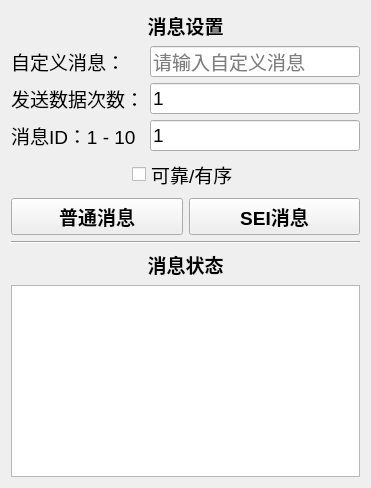
tencentyun/TRTCSDK, file Windows/QTDemo/src/TestCustomMessage/TestCustomMessageDialog.ui: the form before one commit.
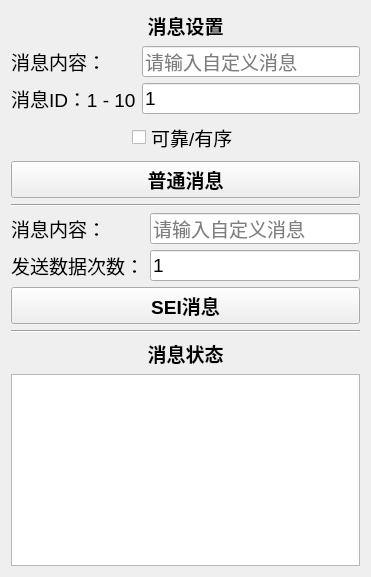
The form after the commit.

The edit to the form file:
```diff
--- a/Windows/QTDemo/src/TestCustomMessage/TestCustomMessageDialog.ui
+++ b/Windows/QTDemo/src/TestCustomMessage/TestCustomMessageDialog.ui
@@ -7,7 +7,7 @@
     <x>0</x>
     <y>0</y>
     <width>371</width>
-    <height>439</height>
+    <height>507</height>
    </rect>
   </property>
   <property name="windowTitle">
@@ -45,6 +45,21 @@
    </item>
    <item>
     <layout class="QGridLayout" name="gridLayout">
+     <item row="0" column="1">
+      <widget class="QLineEdit" name="lineEditCmdMsg">
+       <property name="font">
+        <font>
+         <pointsize>14</pointsize>
+        </font>
+       </property>
+       <property name="text">
+        <string notr="true"/>
+       </property>
+       <property name="placeholderText">
+        <string>请输入自定义消息</string>
+       </property>
+      </widget>
+     </item>
      <item row="0" column="0">
       <widget class="QLabel" name="label">
        <property name="font">
@@ -53,64 +68,7 @@
         </font>
        </property>
        <property name="text">
-        <string>自定义消息：</string>
-       </property>
-       <property name="alignment">
-        <set>Qt::AlignLeading|Qt::AlignLeft|Qt::AlignVCenter</set>
-       </property>
-      </widget>
-     </item>
-     <item row="0" column="1">
-      <widget class="QLineEdit" name="lineEditMsg">
-       <property name="font">
-        <font>
-         <pointsize>14</pointsize>
-        </font>
-       </property>
-       <property name="placeholderText">
-        <string>请输入自定义消息</string>
-       </property>
-      </widget>
-     </item>
-     <item row="1" column="0">
-      <widget class="QLabel" name="label_3">
-       <property name="font">
-        <font>
-         <pointsize>14</pointsize>
-        </font>
-       </property>
-       <property name="text">
-        <string>发送数据次数：</string>
-       </property>
-       <property name="alignment">
-        <set>Qt::AlignLeading|Qt::AlignLeft|Qt::AlignVCenter</set>
-       </property>
-      </widget>
-     </item>
-     <item row="1" column="1">
-      <widget class="QLineEdit" name="lineEditRepeatCount">
-       <property name="font">
-        <font>
-         <pointsize>14</pointsize>
-        </font>
-       </property>
-       <property name="text">
-        <string>1</string>
-       </property>
-       <property name="placeholderText">
-        <string>请输入发送次数</string>
-       </property>
-      </widget>
-     </item>
-     <item row="2" column="0">
-      <widget class="QLabel" name="label_2">
-       <property name="font">
-        <font>
-         <pointsize>14</pointsize>
-        </font>
-       </property>
-       <property name="text">
-        <string>消息ID：1 - 10</string>
+        <string>消息内容：</string>
        </property>
        <property name="alignment">
         <set>Qt::AlignLeading|Qt::AlignLeft|Qt::AlignVCenter</set>
@@ -125,13 +83,28 @@
         </font>
        </property>
        <property name="text">
-        <string>1</string>
+        <string notr="true">1</string>
        </property>
        <property name="placeholderText">
         <string>请输入消息ID</string>
        </property>
       </widget>
      </item>
+     <item row="2" column="0">
+      <widget class="QLabel" name="label_2">
+       <property name="font">
+        <font>
+         <pointsize>14</pointsize>
+        </font>
+       </property>
+       <property name="text">
+        <string>消息ID：1 - 10</string>
+       </property>
+       <property name="alignment">
+        <set>Qt::AlignLeading|Qt::AlignLeft|Qt::AlignVCenter</set>
+       </property>
+      </widget>
+     </item>
     </layout>
    </item>
    <item>
@@ -177,8 +150,6 @@
     </layout>
    </item>
    <item>
-    <layout class="QHBoxLayout" name="horizontalLayout_2">
-     <item>
       <widget class="QPushButton" name="pushButtonSendCmdMsg">
        <property name="sizePolicy">
         <sizepolicy hsizetype="Preferred" vsizetype="Fixed">
@@ -201,6 +172,71 @@
        </property>
       </widget>
      </item>
+   <item>
+    <widget class="Line" name="line_2">
+     <property name="orientation">
+      <enum>Qt::Horizontal</enum>
+     </property>
+    </widget>
+   </item>
+   <item>
+    <layout class="QGridLayout" name="gridLayout_2">
+     <item row="1" column="0">
+      <widget class="QLabel" name="label_3">
+       <property name="font">
+        <font>
+         <pointsize>14</pointsize>
+        </font>
+       </property>
+       <property name="text">
+        <string>发送数据次数：</string>
+       </property>
+       <property name="alignment">
+        <set>Qt::AlignLeading|Qt::AlignLeft|Qt::AlignVCenter</set>
+       </property>
+      </widget>
+     </item>
+     <item row="1" column="1">
+      <widget class="QLineEdit" name="lineEditRepeatCount">
+       <property name="font">
+        <font>
+         <pointsize>14</pointsize>
+        </font>
+       </property>
+       <property name="text">
+        <string notr="true">1</string>
+       </property>
+       <property name="placeholderText">
+        <string>请输入发送次数</string>
+       </property>
+      </widget>
+     </item>
+     <item row="0" column="0">
+      <widget class="QLabel" name="label_6">
+       <property name="font">
+        <font>
+         <pointsize>14</pointsize>
+        </font>
+       </property>
+       <property name="text">
+        <string>消息内容：</string>
+       </property>
+      </widget>
+     </item>
+     <item row="0" column="1">
+      <widget class="QLineEdit" name="lineEditSEIMsg">
+       <property name="font">
+        <font>
+         <pointsize>14</pointsize>
+        </font>
+       </property>
+       <property name="placeholderText">
+        <string>请输入自定义消息</string>
+       </property>
+      </widget>
+     </item>
+    </layout>
+   </item>
      <item>
       <widget class="QPushButton" name="pushButtonSendSEIMsg">
        <property name="sizePolicy">
@@ -224,8 +260,6 @@
        </property>
       </widget>
      </item>
-    </layout>
-   </item>
    <item>
     <widget class="Line" name="line">
      <property name="orientation">
@@ -272,6 +306,22 @@
        <pointsize>14</pointsize>
       </font>
      </property>
+     <property name="documentTitle">
+      <string notr="true"/>
+     </property>
+     <property name="markdown">
+      <string notr="true"/>
+     </property>
+     <property name="html">
+      <string notr="true">&lt;!DOCTYPE HTML PUBLIC &quot;-//W3C//DTD HTML 4.0//EN&quot; &quot;http://www.w3.org/TR/REC-html40/strict.dtd&quot;&gt;
+&lt;html&gt;&lt;head&gt;&lt;meta name=&quot;qrichtext&quot; content=&quot;1&quot; /&gt;&lt;style type=&quot;text/css&quot;&gt;
+p, li { white-space: pre-wrap; }
+&lt;/style&gt;&lt;/head&gt;&lt;body style=&quot; font-family:'SimSun'; font-size:14pt; font-weight:400; font-style:normal;&quot;&gt;
+&lt;p style=&quot;-qt-paragraph-type:empty; margin-top:0px; margin-bottom:0px; margin-left:0px; margin-right:0px; -qt-block-indent:0; text-indent:0px;&quot;&gt;&lt;br /&gt;&lt;/p&gt;&lt;/body&gt;&lt;/html&gt;</string>
+     </property>
+     <property name="searchPaths">
+      <stringlist notr="true"/>
+     </property>
     </widget>
    </item>
    <item>
```
Lines whose indentation alone changed are shown as unchanged.
